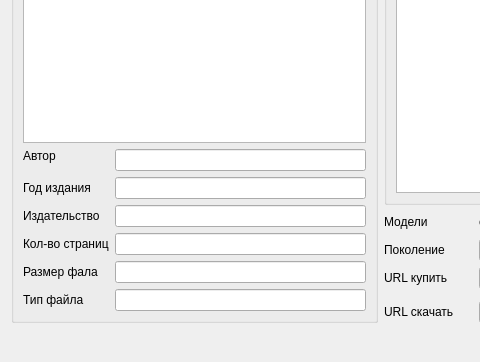
balamyt92/ManualBase, file manualdialog.ui: the form before one commit; both pictures show x 0 to 480 and y 149 to 511 of the 675 by 511 pixel window.
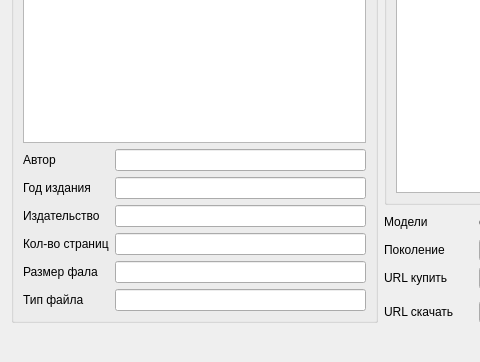
The form after the commit.

```diff
--- a/manualdialog.ui
+++ b/manualdialog.ui
@@ -157,13 +157,6 @@
         </item>
        </layout>
       </item>
-      <item row="2" column="0">
-       <widget class="QLabel" name="label_5">
-        <property name="text">
-         <string>Автор</string>
-        </property>
-       </widget>
-      </item>
       <item row="2" column="1" rowspan="2">
        <widget class="QLineEdit" name="lineAutor"/>
       </item>
@@ -217,6 +210,13 @@
       <item row="8" column="1">
        <widget class="QLineEdit" name="lineType"/>
       </item>
+      <item row="2" column="0" rowspan="2">
+       <widget class="QLabel" name="label_5">
+        <property name="text">
+         <string>Автор</string>
+        </property>
+       </widget>
+      </item>
      </layout>
     </widget>
    </item>
```
